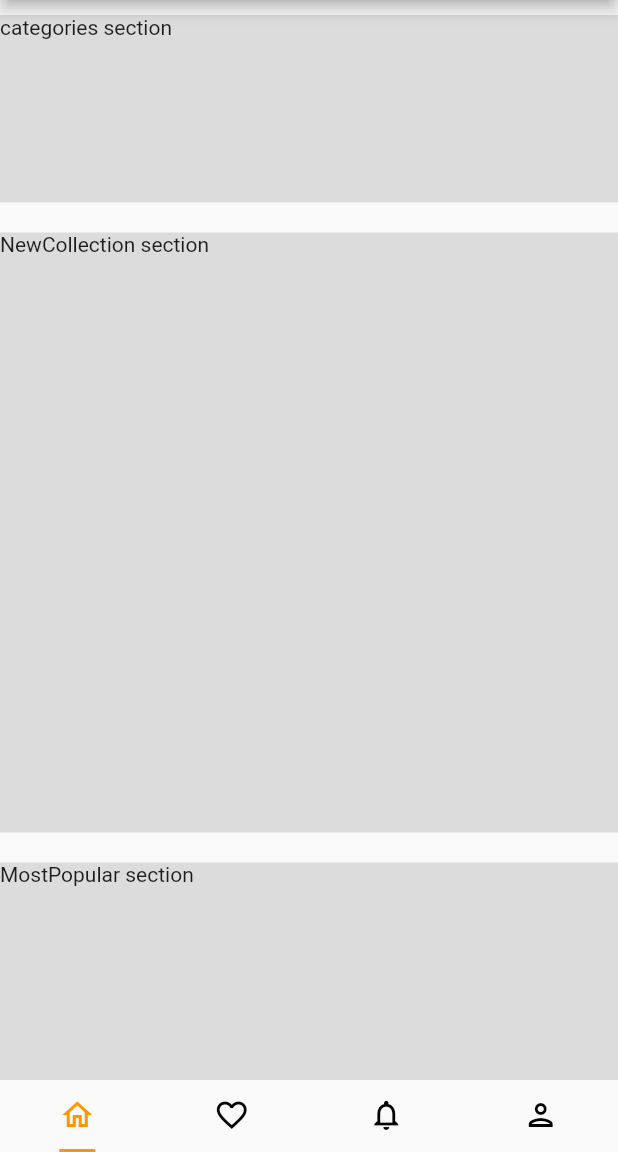
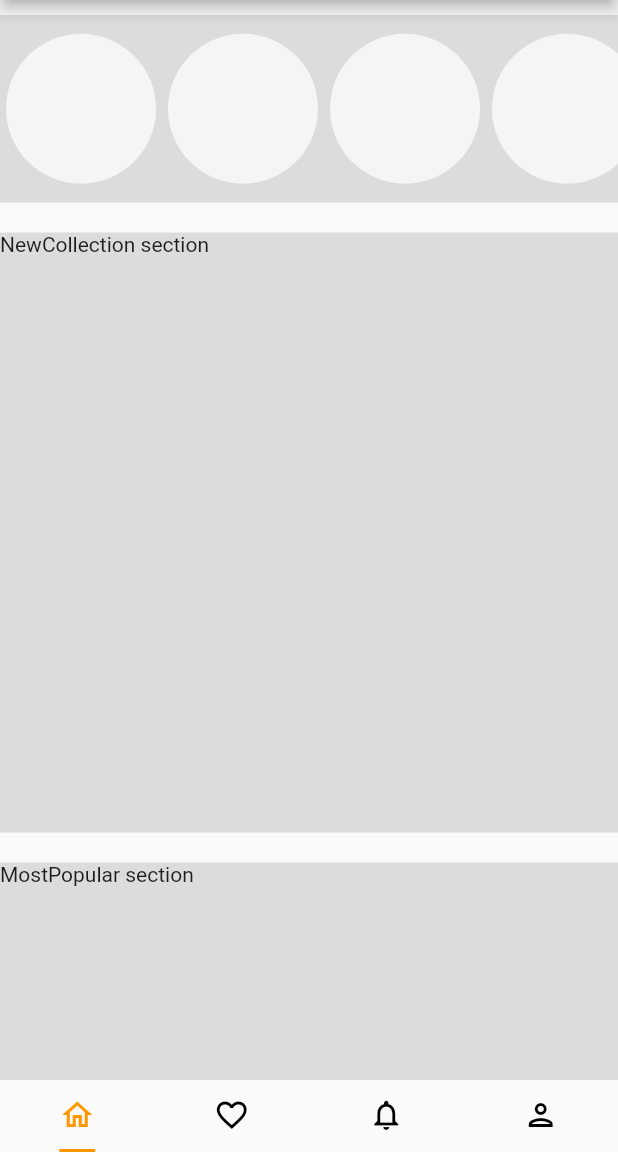
Before and after one commit to nandan-jain/flutter_learning, a Flutter app: the TabLayout screen opened directly, on a phone screen of 412 x 824 dp, the part 84-1236 px from its top. Run offline on Flutter 3.47's test engine with Material 2 defaults, Android fonts, the phone set to English and light mode, and no system bars.

Commit message:
categories structure

```diff
--- a/lib/home_page_comp/posts.dart
+++ b/lib/home_page_comp/posts.dart
@@ -1,17 +1,45 @@
 import 'package:flutter/material.dart';
 
+class CatgoryCircle extends StatelessWidget {
+  const CatgoryCircle({Key? key}) : super(key: key);
+
+  @override
+  Widget build(BuildContext context) {
+    return Padding(
+        padding: EdgeInsets.all(4),
+        child: Container(
+          height: 100,
+          width: 100,
+          decoration: BoxDecoration(
+              shape: BoxShape.circle, color: Colors.white70),
+        ));
+  }
+}
+
 class Categories extends StatelessWidget {
-  const Categories({Key? key}) : super(key: key);
+  final String sectionLabel;
+  final List categories = [
+    CatgoryCircle(),
+    CatgoryCircle(),
+    CatgoryCircle(),
+    CatgoryCircle(),
+    CatgoryCircle()
+  ];
+  Categories({required this.sectionLabel});
 
   @override
   Widget build(BuildContext context) {
     return Padding(
         padding: EdgeInsets.symmetric(vertical: 10),
         child: Container(
-          child: Text('categories section'),
-          height: 125,
-          color: Colors.black12,
-        ));
+            height: 125,
+            color: Colors.black12,
+            child: ListView.builder(
+                itemCount: categories.length,
+                scrollDirection: Axis.horizontal,
+                itemBuilder: (context, index) {
+                  return categories[index];
+                })));
   }
 }
 
@@ -46,13 +74,26 @@ class MostPopular extends StatelessWidget {
 }
 
 class Posts extends StatelessWidget {
-  const Posts({Key? key}) : super(key: key);
+  Posts({Key? key}) : super(key: key);
+
+  final List _feed = [
+    Categories(
+      sectionLabel: 'Categories',
+    ),
+    NewCollection(),
+    MostPopular(),
+  ];
 
   @override
   Widget build(BuildContext context) {
-    return ListView(
+    return Column(
       children: [
-           Categories(),NewCollection(), MostPopular(),
+        Expanded(
+            child: ListView.builder(
+                itemCount: _feed.length,
+                itemBuilder: (context, index) {
+                  return _feed[index];
+                }))
       ],
     );
   }
```
